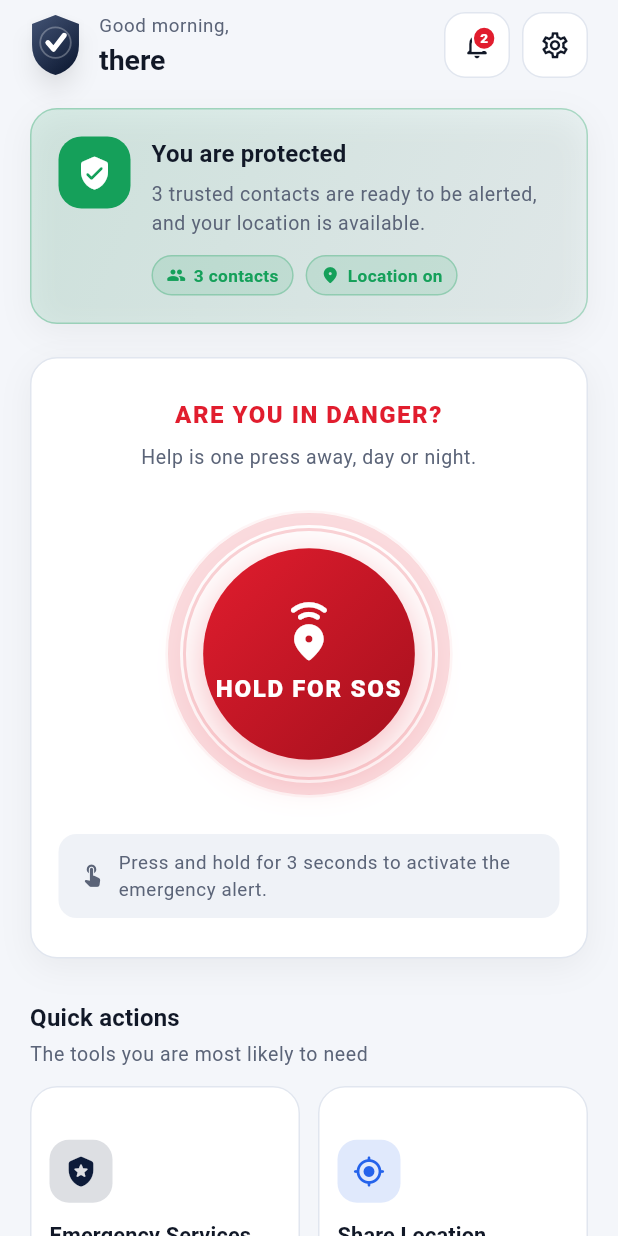
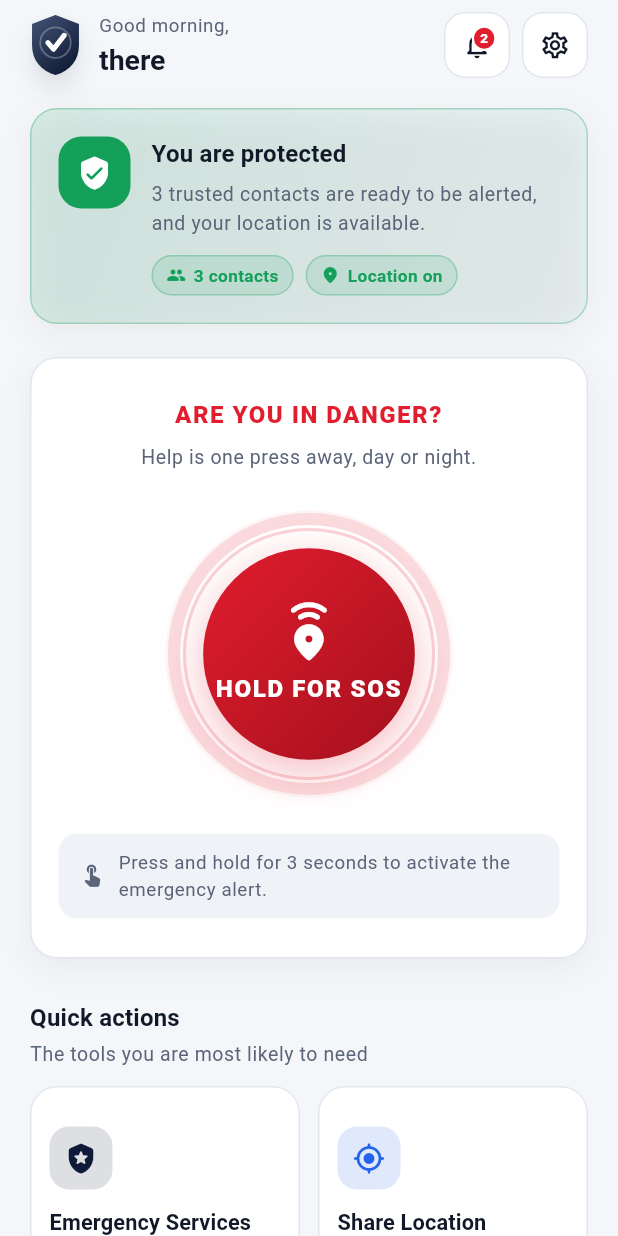
Before and after one commit to anisa01-0/secureguard-mobile-app, a Flutter app: the HomeScreen screen opened directly, on a phone screen of 412 x 824 dp. Run offline on Flutter 3.47's test engine with Material 3 defaults, Android fonts, the phone set to English and light mode, and no system bars; our stand-ins replace shared_preferences; accounts and stored records are empty; statements that could not run were skipped.

Commit message:
Fix quick-action tiles overflowing on a wide window
The dashboard grid sized its tiles with a fixed childAspectRatio, so the
four columns of a maximised desktop window produced tiles shorter than
their own labels. "Emergency Services" and "Share Location" wrap onto a
second line, and the tiles reported BOTTOM OVERFLOWED BY 42 PIXELS.

Give each tile a height derived from its contents and the reader's text
scale instead of from the column width, and make the wrapping label
Flexible so a tile that is still too short shortens its label rather
than overflowing. The badge keeps its natural height: flexing both would
halve the free space between them and clip each one.

Verified against the release web build in a browser at 1920x1080 and at
390x844, plus flutter analyze, dart format and the 79 automated tests.

Co-Authored-By: Claude Opus 5 <noreply@anthropic.com>
Claude-Session: https://claude.ai/code/session_01HKbUHgbvWSXwoMoa6jFswA

```diff
--- a/lib/screens/home/home_screen.dart
+++ b/lib/screens/home/home_screen.dart
@@ -491,17 +491,34 @@ class _QuickActionsGrid extends StatelessWidget {
           title: 'Quick actions',
           subtitle: 'The tools you are most likely to need',
         ),
-        GridView.count(
-          crossAxisCount: columns,
+        // A fixed aspect ratio made the tiles shorter as the grid grew
+        // narrower, while their labels kept their size, so a two-line label
+        // such as "Emergency Services" ran out of the box. Give every tile a
+        // height that follows the text instead of the column width.
+        GridView(
           shrinkWrap: true,
           physics: const NeverScrollableScrollPhysics(),
-          mainAxisSpacing: 12,
-          crossAxisSpacing: 12,
-          childAspectRatio: 1.08,
+          gridDelegate: SliverGridDelegateWithFixedCrossAxisCount(
+            crossAxisCount: columns,
+            mainAxisSpacing: 12,
+            crossAxisSpacing: 12,
+            mainAxisExtent: _tileHeight(context),
+          ),
           children: tiles,
         ),
       ],
     );
+  }
+
+  /// Height of one quick-action tile: the icon, both label lines and the
+  /// badge, plus the tile's own padding, grown with the reader's font size.
+  static double _tileHeight(BuildContext context) {
+    const double iconAndPadding = 32 + 42 + 12; // padding, icon, gap
+    const double labelLines = 2 * 21 + 3 + 18; // label, gap, badge
+    return iconAndPadding +
+        MediaQuery.textScalerOf(context)
+            .scale(labelLines)
+            .clamp(labelLines, labelLines * 2);
   }
 
   Future<void> _toggleSharing(
--- a/lib/widgets/quick_action_tile.dart
+++ b/lib/widgets/quick_action_tile.dart
@@ -46,7 +46,13 @@ class QuickActionTile extends StatelessWidget {
               borderRadius: radius,
               border: Border.all(color: theme.colorScheme.outline),
             ),
+            // Only the label is `Flexible`: it is the one line that wraps, so
+            // it absorbs whatever height is left over and shortens itself
+            // rather than overflowing when the tile turns out to be short.
+            // The badge keeps its natural height, otherwise the two would
+            // halve the free space between them and both end up clipped.
             child: Column(
+              mainAxisSize: MainAxisSize.min,
               mainAxisAlignment: MainAxisAlignment.center,
               crossAxisAlignment: CrossAxisAlignment.start,
               children: <Widget>[
@@ -60,11 +66,13 @@ class QuickActionTile extends StatelessWidget {
                   child: Icon(icon, color: accent, size: 22),
                 ),
                 const SizedBox(height: 12),
-                Text(
-                  label,
-                  style: theme.textTheme.titleSmall,
-                  maxLines: 2,
-                  overflow: TextOverflow.ellipsis,
+                Flexible(
+                  child: Text(
+                    label,
+                    style: theme.textTheme.titleSmall,
+                    maxLines: 2,
+                    overflow: TextOverflow.ellipsis,
+                  ),
                 ),
                 if (badge != null) ...<Widget>[
                   const SizedBox(height: 3),
```
Also changed, not shown: 1 other file.
